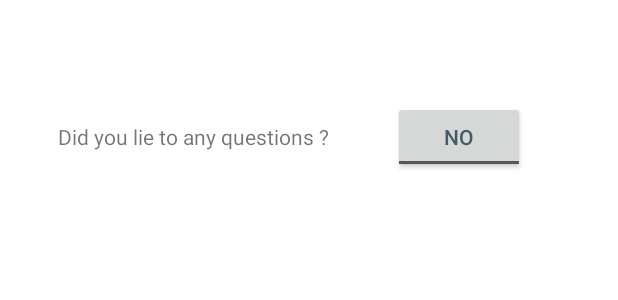
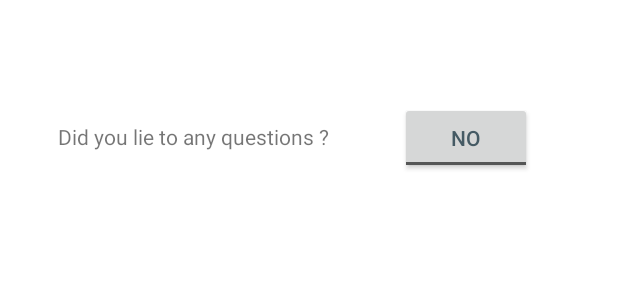
Before and after one commit to lone0s/AndroidForm, an Android app: the layout activity_general_questions_2.xml on its own in the app's theme, with its tools: preview values and no code run, on a phone screen of 412 x 824 dp. Shown: the part 804-1104 px from the top of the screen. Run offline under Robolectric (Android 15) with nearby library versions, the phone set to English and light mode, and no system bars.

Commit message:
added fixed part2's landscape layout constraints

```diff
--- a/app/src/main/AndroidManifest.xml
+++ b/app/src/main/AndroidManifest.xml
@@ -14,7 +14,7 @@
         android:theme="@style/Theme.AndroidForm"
         tools:targetApi="31">
         <activity
-            android:name=".GeneralQuestions2"
+            android:name=".activities.GeneralQuestions2"
             android:exported="false" />
         <activity
             android:name=".Template"
--- a/app/src/main/res/layout-land/activity_general_questions_2.xml
+++ b/app/src/main/res/layout-land/activity_general_questions_2.xml
@@ -20,6 +20,7 @@
         app:layout_constraintTop_toTopOf="parent" />
 
     <include
+        android:id="@+id/include3"
         layout="@layout/activity_template"
         android:layout_width="fill_parent"
         android:layout_height="wrap_content"
@@ -27,26 +28,47 @@
         app:layout_constraintEnd_toEndOf="parent"
         app:layout_constraintStart_toStartOf="parent" />
 
+    <Spinner
+        android:id="@+id/spinnerPersonality"
+        android:layout_width="wrap_content"
+        android:layout_height="wrap_content"
+        android:entries="@array/personality_types_values"
+        android:minHeight="48dp"
+        android:spinnerMode="dialog"
+        app:layout_constraintBottom_toBottomOf="@+id/radioGroup3"
+        app:layout_constraintEnd_toEndOf="parent"
+        app:layout_constraintHorizontal_bias="0.56"
+        app:layout_constraintStart_toEndOf="@+id/radioGroup3"
+        app:layout_constraintTop_toBottomOf="@+id/labelPersonality"
+        app:layout_constraintVertical_bias="0.93" />
+
     <TextView
         android:id="@+id/labelInterests"
         android:layout_width="wrap_content"
         android:layout_height="wrap_content"
-        android:text="What attracts you ?"
-        tools:layout_editor_absoluteX="145dp"
-        tools:layout_editor_absoluteY="106dp" />
+        android:text="@string/labelInterests"
+        app:layout_constraintBottom_toTopOf="@+id/radioGroup3"
+        app:layout_constraintEnd_toEndOf="@+id/radioGroup3"
+        app:layout_constraintHorizontal_bias="0.516"
+        app:layout_constraintStart_toStartOf="parent"
+        app:layout_constraintTop_toBottomOf="@+id/activityName2"
+        app:layout_constraintVertical_bias="0.65" />
 
     <RadioGroup
+        android:id="@+id/radioGroup3"
         android:layout_width="wrap_content"
         android:layout_height="wrap_content"
+        android:layout_marginStart="40dp"
+        android:layout_marginTop="80dp"
         android:orientation="horizontal"
-        tools:layout_editor_absoluteX="19dp"
-        tools:layout_editor_absoluteY="159dp">
+        app:layout_constraintStart_toStartOf="parent"
+        app:layout_constraintTop_toBottomOf="@+id/activityName2">
 
         <CheckBox
             android:id="@+id/optionInterests1"
             android:layout_width="wrap_content"
             android:layout_height="wrap_content"
-            android:text="Design" />
+            android:text="@string/optionInterests1" />
 
         <Space
             android:layout_width="wrap_content"
@@ -58,7 +80,7 @@
             android:id="@+id/optionInterests2"
             android:layout_width="wrap_content"
             android:layout_height="wrap_content"
-            android:text="Practicality" />
+            android:text="@string/optionInterests2" />
 
         <Space
             android:layout_width="wrap_content"
@@ -70,7 +92,7 @@
             android:id="@+id/optionInterests3"
             android:layout_width="wrap_content"
             android:layout_height="wrap_content"
-            android:text="Intuitivity" />
+            android:text="@string/optionInterests3" />
 
         <Space
             android:layout_width="wrap_content"
@@ -83,7 +105,7 @@
             android:layout_width="wrap_content"
             android:layout_height="wrap_content"
             android:layout_weight="1"
-            android:text="Efficacy" />
+            android:text="@string/optionInterests4" />
 
     </RadioGroup>
 
@@ -91,45 +113,36 @@
         android:id="@+id/labelPersonality"
         android:layout_width="wrap_content"
         android:layout_height="wrap_content"
-        android:text="You're more of a ..."
-        tools:layout_editor_absoluteX="50dp"
-        tools:layout_editor_absoluteY="271dp" />
+        android:text="@string/labelPersonality"
+        app:layout_constraintBottom_toBottomOf="@+id/labelInterests"
+        app:layout_constraintEnd_toEndOf="@+id/spinnerPersonality"
+        app:layout_constraintStart_toStartOf="@+id/spinnerPersonality"
+        app:layout_constraintTop_toTopOf="@+id/activityName2"
+        app:layout_constraintVertical_bias="1.0" />
 
-    <Spinner
-        android:id="@+id/spinnerPersonality"
+    <TextView
+        android:id="@+id/labelLie"
         android:layout_width="wrap_content"
         android:layout_height="wrap_content"
-        android:entries="@array/personality_types_values"
-        android:spinnerMode="dialog"
-        tools:layout_editor_absoluteX="221dp"
-        tools:layout_editor_absoluteY="271dp" />
+        android:text="@string/labelLie"
+        app:layout_constraintBottom_toBottomOf="@+id/labelSociallyInapt"
+        app:layout_constraintEnd_toStartOf="@+id/toggleLieDetector"
+        app:layout_constraintStart_toStartOf="@+id/labelSocialyInaptValue"
+        app:layout_constraintTop_toTopOf="@+id/labelSociallyInapt" />
 
     <ToggleButton
         android:id="@+id/toggleLieDetector"
         android:layout_width="wrap_content"
         android:layout_height="wrap_content"
+        android:layout_marginEnd="40dp"
         android:checked="false"
-        android:text="ToggleButton"
-        android:textOff="no"
-        android:textOn="yes"
-        tools:layout_editor_absoluteX="265dp"
-        tools:layout_editor_absoluteY="546dp" />
-
-    <TextView
-        android:id="@+id/labelLie"
-        android:layout_width="wrap_content"
-        android:layout_height="wrap_content"
-        android:text="Did you lie to any questions ?"
-        tools:layout_editor_absoluteX="68dp"
-        tools:layout_editor_absoluteY="559dp" />
-
-    <TextView
-        android:id="@+id/labelSociallyInapt"
-        android:layout_width="wrap_content"
-        android:layout_height="wrap_content"
-        android:text="How socially inapt are you ?"
-        tools:layout_editor_absoluteX="32dp"
-        tools:layout_editor_absoluteY="392dp" />
+        android:text="@string/toggleLieDetector"
+        android:textColor="#455A64"
+        android:textOff="@string/toggleLieDetectorFalse"
+        android:textOn="@string/toggleLieDetectorTrue"
+        app:layout_constraintBottom_toBottomOf="@+id/labelLie"
+        app:layout_constraintEnd_toEndOf="parent"
+        app:layout_constraintTop_toTopOf="@+id/labelLie" />
 
     <SeekBar
         android:id="@+id/seekBar4"
@@ -138,15 +151,26 @@
         android:max="100"
         android:min="0"
         android:progress="0"
-        tools:layout_editor_absoluteX="230dp"
-        tools:layout_editor_absoluteY="393dp" />
+        app:layout_constraintBottom_toBottomOf="@+id/labelSociallyInapt"
+        app:layout_constraintEnd_toEndOf="@+id/radioGroup3"
+        app:layout_constraintStart_toEndOf="@+id/labelSociallyInapt"
+        app:layout_constraintTop_toTopOf="@+id/labelSociallyInapt" />
+
+    <TextView
+        android:id="@+id/labelSociallyInapt"
+        android:layout_width="wrap_content"
+        android:layout_height="wrap_content"
+        android:text="@string/labelSociallyInapt"
+        app:layout_constraintBottom_toTopOf="@+id/include3"
+        app:layout_constraintStart_toStartOf="@+id/radioGroup3"
+        app:layout_constraintTop_toBottomOf="@+id/radioGroup3" />
 
     <TextView
         android:id="@+id/labelSocialyInaptValue"
         android:layout_width="wrap_content"
         android:layout_height="wrap_content"
-        android:text="0"
-        tools:layout_editor_absoluteX="353dp"
-        tools:layout_editor_absoluteY="393dp" />
+        app:layout_constraintBottom_toBottomOf="@+id/seekBar4"
+        app:layout_constraintStart_toEndOf="@+id/seekBar4"
+        app:layout_constraintTop_toTopOf="@+id/seekBar4" />
 
 </androidx.constraintlayout.widget.ConstraintLayout>
--- a/app/src/main/res/layout/activity_general_questions_2.xml
+++ b/app/src/main/res/layout/activity_general_questions_2.xml
@@ -128,9 +128,11 @@
         android:textOff="@string/toggleLieDetectorFalse"
         android:textOn="@string/toggleLieDetectorTrue"
         app:layout_constraintBottom_toBottomOf="@+id/labelLie"
-        app:layout_constraintEnd_toEndOf="@+id/labelSocialyInaptValue"
+        app:layout_constraintEnd_toEndOf="@+id/seekBar4"
+        app:layout_constraintHorizontal_bias="0.734"
         app:layout_constraintStart_toEndOf="@+id/labelLie"
-        app:layout_constraintTop_toTopOf="@+id/labelLie" />
+        app:layout_constraintTop_toTopOf="@+id/labelLie"
+        app:layout_constraintVertical_bias="0.482" />
 
     <TextView
         android:id="@+id/labelLie"
```
